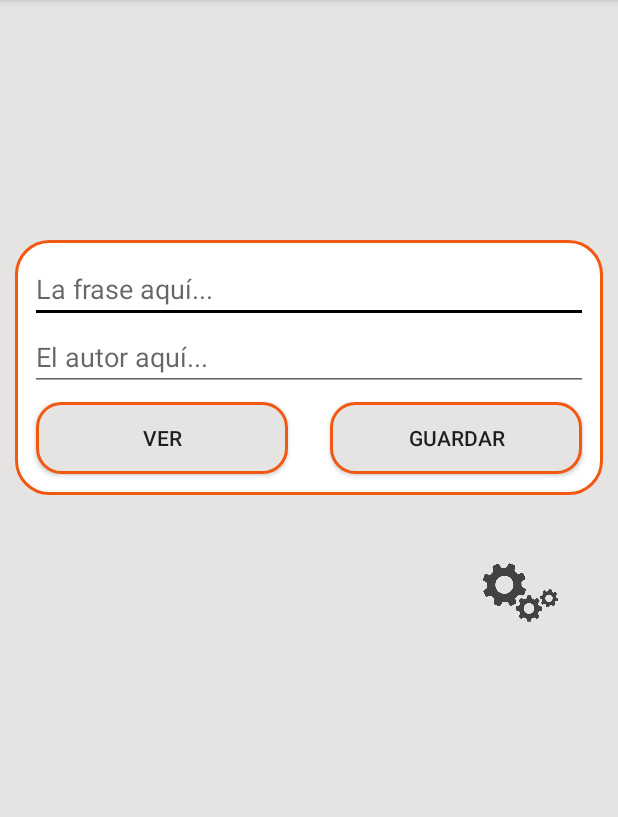
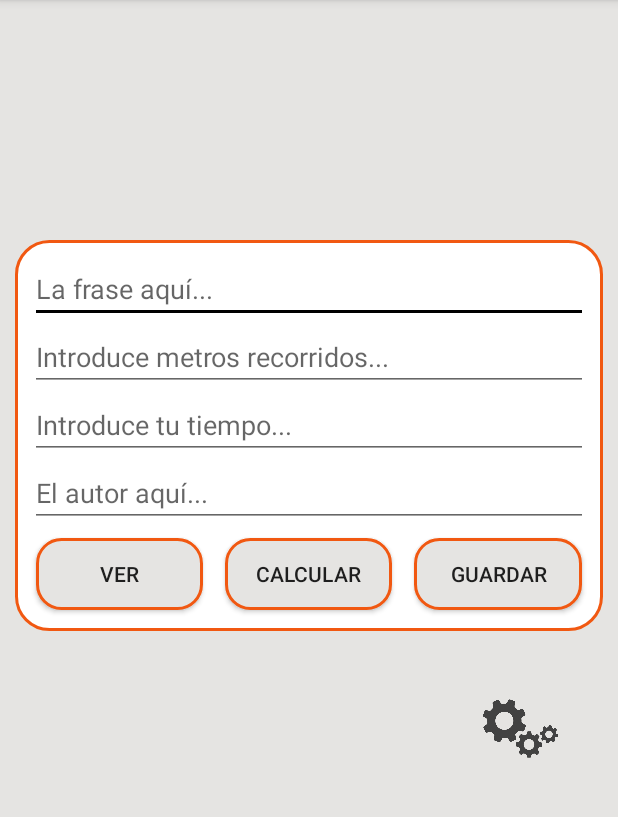
Before and after one commit to dam1718on/ByeKiloh, an Android app: the screen it shows after launch (MainActivity), on a phone screen of 412 x 824 dp, the part 84-901 px from its top. Run offline under Robolectric (Android 15) with nearby library versions, the phone set to English and light mode, and no system bars.

Commit message:
segundo commit

```diff
--- a/app/src/main/res/layout/activity_main.xml
+++ b/app/src/main/res/layout/activity_main.xml
@@ -18,7 +18,6 @@
         android:layout_marginLeft="22dp"
         android:layout_marginRight="22dp"
         android:textColor="@color/naranja"
-
         android:textSize="24dp"
         android:textStyle="bold"
         android:textAlignment="textEnd"
@@ -41,8 +40,27 @@
             android:layout_marginLeft="10dp"
             android:layout_marginRight="10dp"
             android:textColor="@color/naranja"
+            android:hint="La frase aquí..."/>
 
-            android:hint="La frase aquí..."/>
+        <EditText
+            android:id="@+id/etDistancia"
+            android:layout_width="match_parent"
+            android:layout_height="wrap_content"
+            android:layout_marginTop="0dp"
+            android:layout_marginLeft="10dp"
+            android:layout_marginRight="10dp"
+            android:textColor="@color/naranja"
+            android:hint="Introduce metros recorridos..."/>
+
+        <EditText
+            android:id="@+id/etTiempo"
+            android:layout_width="match_parent"
+            android:layout_height="wrap_content"
+            android:layout_marginTop="0dp"
+            android:layout_marginLeft="10dp"
+            android:layout_marginRight="10dp"
+            android:textColor="@color/naranja"
+            android:hint="Introduce tu tiempo..."/>
 
         <EditText
             android:id="@+id/etAutor"
@@ -52,7 +70,6 @@
             android:layout_marginLeft="10dp"
             android:layout_marginRight="10dp"
             android:textColor="@color/naranja"
-
             android:hint="El autor aquí..."/>
 
         <LinearLayout
@@ -68,11 +85,23 @@
                 android:layout_marginTop="7dp"
                 android:layout_marginBottom="14dp"
                 android:layout_marginLeft="14dp"
-                android:layout_marginRight="14dp"
+                android:layout_marginRight="7dp"
                 android:background="@drawable/rounded_box_button"
                 android:text="VER"
+                android:onClick="ver"/>
 
-                android:onClick="ver"/>
+            <Button
+                android:id="@+id/btnCalcular"
+                android:layout_width="wrap_content"
+                android:layout_height="wrap_content"
+                android:layout_weight="1"
+                android:layout_marginTop="7dp"
+                android:layout_marginBottom="14dp"
+                android:layout_marginLeft="7dp"
+                android:layout_marginRight="7dp"
+                android:background="@drawable/rounded_box_button"
+                android:text="CALCULAR"
+                android:onClick="calcular"/>
 
             <Button
                 android:id="@+id/btnGuardar"
@@ -81,11 +110,10 @@
                 android:layout_weight="1"
                 android:layout_marginTop="7dp"
                 android:layout_marginBottom="14dp"
-                android:layout_marginLeft="14dp"
+                android:layout_marginLeft="7dp"
                 android:layout_marginRight="14dp"
                 android:background="@drawable/rounded_box_button"
-                android:text="GUARDAR"
-                />
+                android:text="GUARDAR"/>
 
         </LinearLayout>
 
@@ -109,7 +137,7 @@
         android:layout_marginTop="50dp"
         android:layout_marginLeft="22dp"
         android:layout_marginRight="22dp"
-        android:textColor="@color/negro"
+        android:textColor="@color/naranja"
         android:textSize="24dp"
         android:textStyle="bold"
         android:textAlignment="textEnd"
```
Also changed, not shown: app/src/main/java/com/example/byekiloh/Ejercicio.java (added, +48 -0 lines), app/src/main/java/com/example/byekiloh/MainActivity.java (+66 -3 lines), 1 other file.
